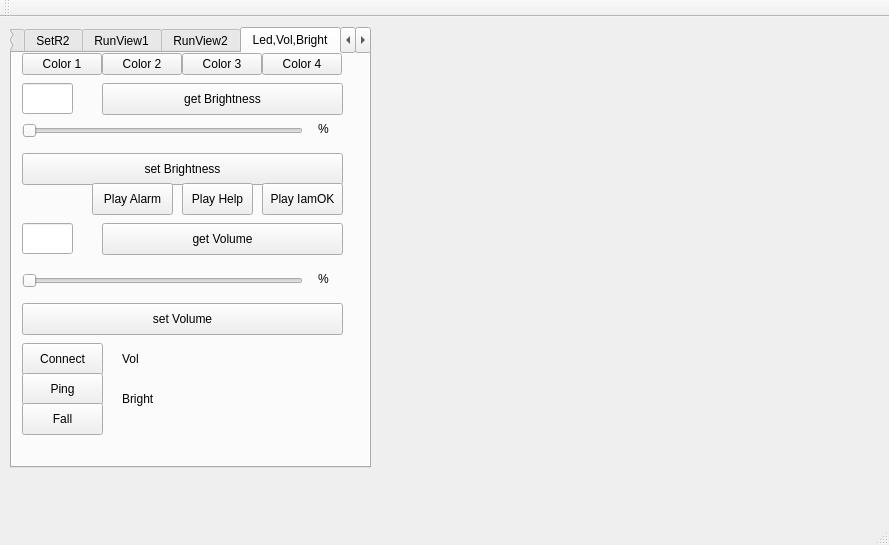
Above: mainwindow.ui from exanoelect/radarScan before the change. Below: the same form after it.
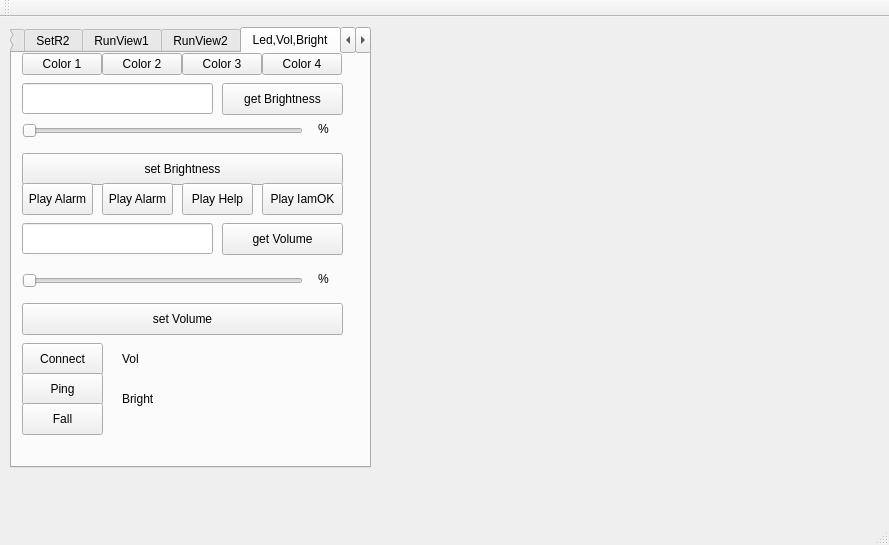
That is the form after the change. Custom widgets are drawn as their Qt base class.

```diff
--- a/mainwindow.ui
+++ b/mainwindow.ui
@@ -1637,7 +1637,7 @@
        <rect>
         <x>10</x>
         <y>30</y>
-        <width>51</width>
+        <width>191</width>
         <height>31</height>
        </rect>
       </property>
@@ -1645,9 +1645,9 @@
      <widget class="QPushButton" name="btnGetBrightness">
       <property name="geometry">
        <rect>
-        <x>90</x>
+        <x>210</x>
         <y>30</y>
-        <width>241</width>
+        <width>121</width>
         <height>32</height>
        </rect>
       </property>
@@ -1677,9 +1677,9 @@
      <widget class="QPushButton" name="btnPlaySound">
       <property name="geometry">
        <rect>
-        <x>80</x>
+        <x>90</x>
         <y>130</y>
-        <width>81</width>
+        <width>71</width>
         <height>32</height>
        </rect>
       </property>
@@ -1695,7 +1695,7 @@
        <rect>
         <x>10</x>
         <y>170</y>
-        <width>51</width>
+        <width>191</width>
         <height>31</height>
        </rect>
       </property>
@@ -1703,9 +1703,9 @@
      <widget class="QPushButton" name="btnGetVol">
       <property name="geometry">
        <rect>
-        <x>90</x>
+        <x>210</x>
         <y>170</y>
-        <width>241</width>
+        <width>121</width>
         <height>32</height>
        </rect>
       </property>
@@ -1886,6 +1886,22 @@
        <enum>Qt::Horizontal</enum>
       </property>
      </widget>
+     <widget class="QPushButton" name="btnPlayFall">
+      <property name="geometry">
+       <rect>
+        <x>10</x>
+        <y>130</y>
+        <width>71</width>
+        <height>32</height>
+       </rect>
+      </property>
+      <property name="styleSheet">
+       <string notr="true"/>
+      </property>
+      <property name="text">
+       <string>Play Alarm</string>
+      </property>
+     </widget>
     </widget>
     <widget class="QWidget" name="tab_8">
      <attribute name="title">
```
